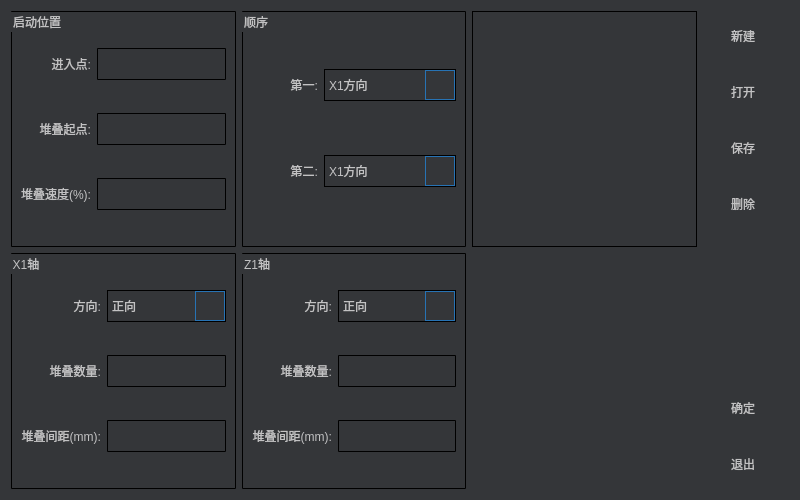
Old version of the form frm_stack.ui in the repository eeyoo/yunsheng.
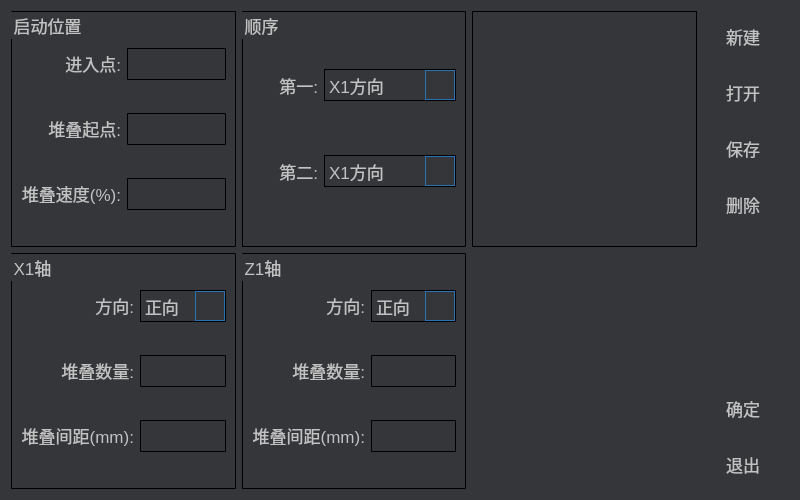
New version of the form. Icons and pictures are not drawn. Custom widgets are drawn as their Qt base class.

Commit message: changed UI font size

Diff of the .ui file:
```diff
--- a/frm_stack.ui
+++ b/frm_stack.ui
@@ -15,7 +15,7 @@
   </property>
   <property name="styleSheet">
    <string notr="true">*{
-font: 12px;
+font: 13pt;
 font-family: &quot;微软雅黑&quot;;
 }
 
```
The commit also changes 19 other files.
